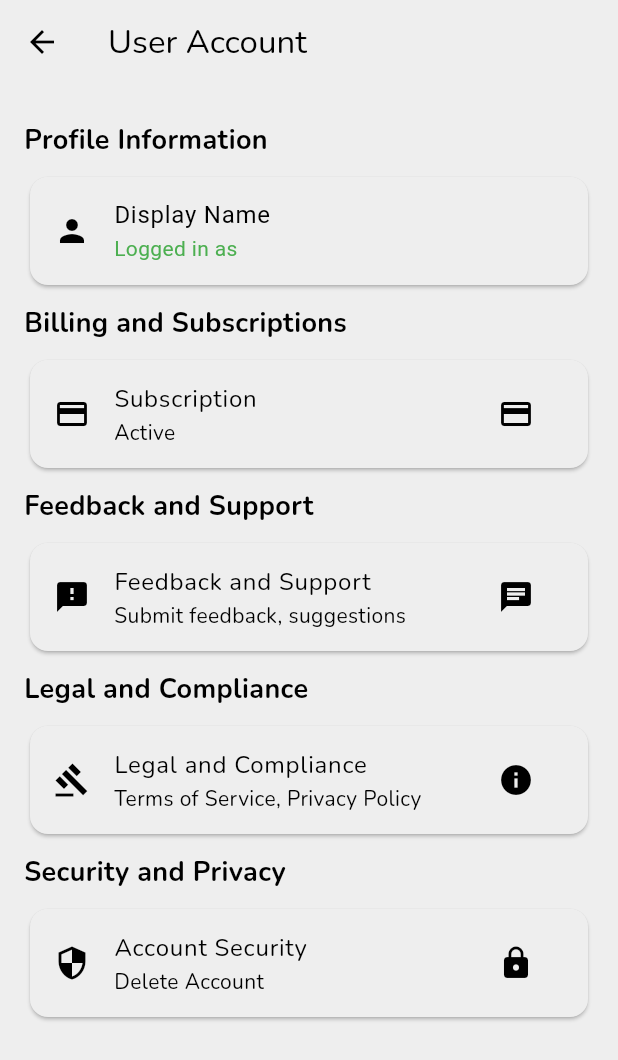
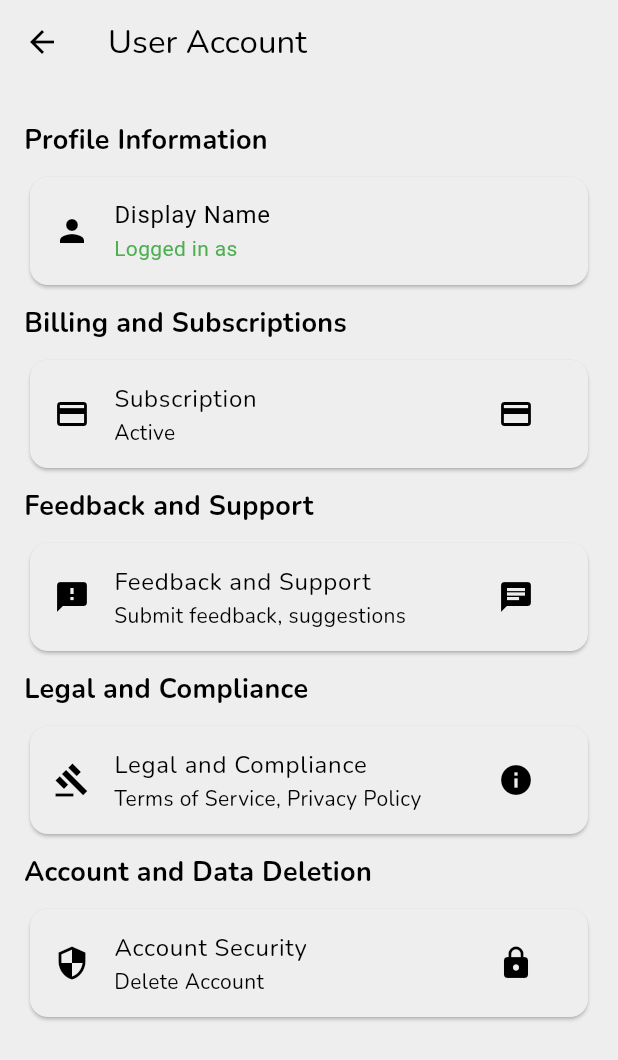
Before and after one commit to Wairioko/FDA-Recall-Alert, a Flutter app: the UserAccountPage screen opened by its route, on a phone screen of 412 x 824 dp. Shown: the top 1060 px of the screen. Run offline on Flutter 3.47's test engine with Material 3 defaults, Android fonts, the phone set to English and light mode, and no system bars; our stand-ins replace bloc, camera, cloud_firestore, dartz, dio, firebase_auth and 19 more; missing offline and left inert: dart:ffi, google_mlkit_text_recognition, purchases_flutter; accounts and stored records are empty; network calls fail; Roboto replaces fonts that are missing (SF Pro Text).

Commit message:
changed arrangement of my user account page

```diff
--- a/lib/ui/screens/user_account/user-account.dart
+++ b/lib/ui/screens/user_account/user-account.dart
@@ -44,7 +44,7 @@ class UserAccountPage extends StatelessWidget {
               _buildLegalCompliance(context),
 
               // Security and Privacy
-              _buildSectionHeader('Security and Privacy'),
+              _buildSectionHeader('Account and Data Deletion'),
               // Implement security and privacy widgets here
               _buildSecurityPrivacy(context),
             ],
```
